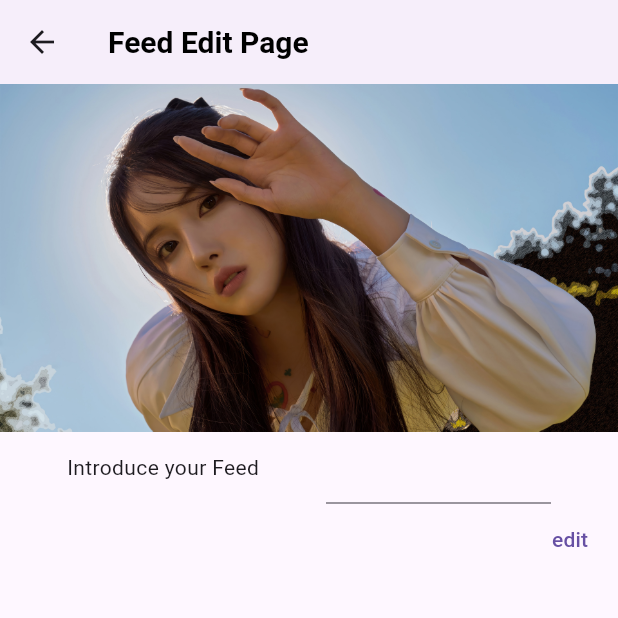
After one commit to kwongholee/fluttergram, a Flutter app: the FeedEdit screen opened directly, on a phone screen of 412 x 824 dp, the top half of it. The commit adds this screen. Run offline on Flutter 3.47's test engine with Material 3 defaults, Android fonts, the phone set to English and light mode, and no system bars; our stand-ins replace image_picker.

Commit message:
24.04.19 client - feat: feededit page

```diff
--- /dev/null
+++ b/client/lib/pages/feed/feedEdit.dart
@@ -0,0 +1,40 @@
+import 'package:client/stores/feedListProvider.dart';
+import 'package:flutter/material.dart';
+import 'package:provider/provider.dart';
+
+class FeedEdit extends StatefulWidget {
+  const FeedEdit({Key? key, this.num}) : super(key: key);
+  final num;
+
+  @override
+  State<FeedEdit> createState() => _FeedEditState();
+}
+
+class _FeedEditState extends State<FeedEdit> {
+  var introduce = "";
+
+  @override
+  Widget build(BuildContext context) {
+    return Scaffold(
+      appBar: AppBar(
+        leading: IconButton(icon: Icon(Icons.arrow_back), onPressed: () {Navigator.pop(context);}),
+        title: Text("Feed Edit Page"),
+      ),
+      body: SingleChildScrollView(child: Column(crossAxisAlignment: CrossAxisAlignment.end, children: [
+        Image.asset('assets/jiwoo.jpg'),
+        Row(mainAxisAlignment: MainAxisAlignment.spaceEvenly, children: [
+          Text("Introduce your Feed"),
+          SizedBox(width: 150, child: TextField(onChanged: (e) {setState(() {
+            setState(() {
+              introduce = e;
+            });
+          });}))
+        ]),
+        TextButton(onPressed: () {
+          context.read<FeedListProvider>().editFeed(introduce, widget.num);
+          Navigator.pushNamedAndRemoveUntil(context, "/", (route) => false);
+        }, child: Text("edit"))
+      ]),)
+    );
+  }
+}
--- a/client/lib/stores/feedListProvider.dart
+++ b/client/lib/stores/feedListProvider.dart
@@ -24,6 +24,10 @@ class FeedListProvider extends ChangeNotifier {
     feedList.insert(0, a);
     notifyListeners();
   }
+  editFeed(a, int n) {
+    feedList[n]["introduce"] = a;
+    notifyListeners();
+  }
   setLike(int i, bool d) {
     if(d) {
       // feedList[i]["like"] = feedList[i]["like"]! + 1;
```
Also changed, not shown: client/lib/widgets/feed.dart (+20 -11 lines).
